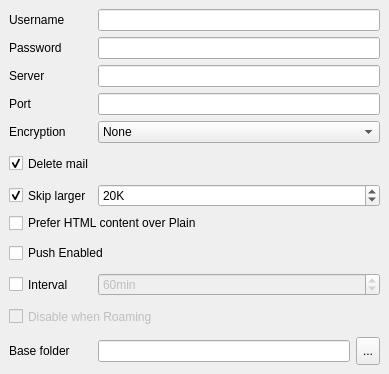
qt-labs/messagingframework, file src/plugins/messageservices/imap/imapsettings.ui: the form before one commit.
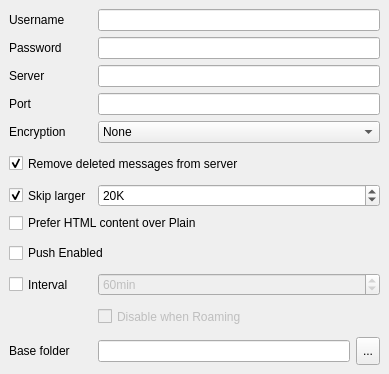
The form after the commit.

Commit message: Allow IMAP interval checking to be enabled.

The edit to the form file:
```diff
--- a/src/plugins/messageservices/imap/imapsettings.ui
+++ b/src/plugins/messageservices/imap/imapsettings.ui
@@ -204,7 +204,7 @@
           </sizepolicy>
          </property>
          <property name="text">
-          <string>Delete mail</string>
+          <string>Remove deleted messages from server</string>
          </property>
          <property name="checked">
           <bool>true</bool>
@@ -271,7 +271,7 @@
          </property>
         </widget>
        </item>
-       <item row="10" column="0" colspan="2">
+       <item row="10" column="1">
         <widget class="QCheckBox" name="roamingCheckBox">
          <property name="enabled">
           <bool>false</bool>
```
The commit also changes 2 other files.
